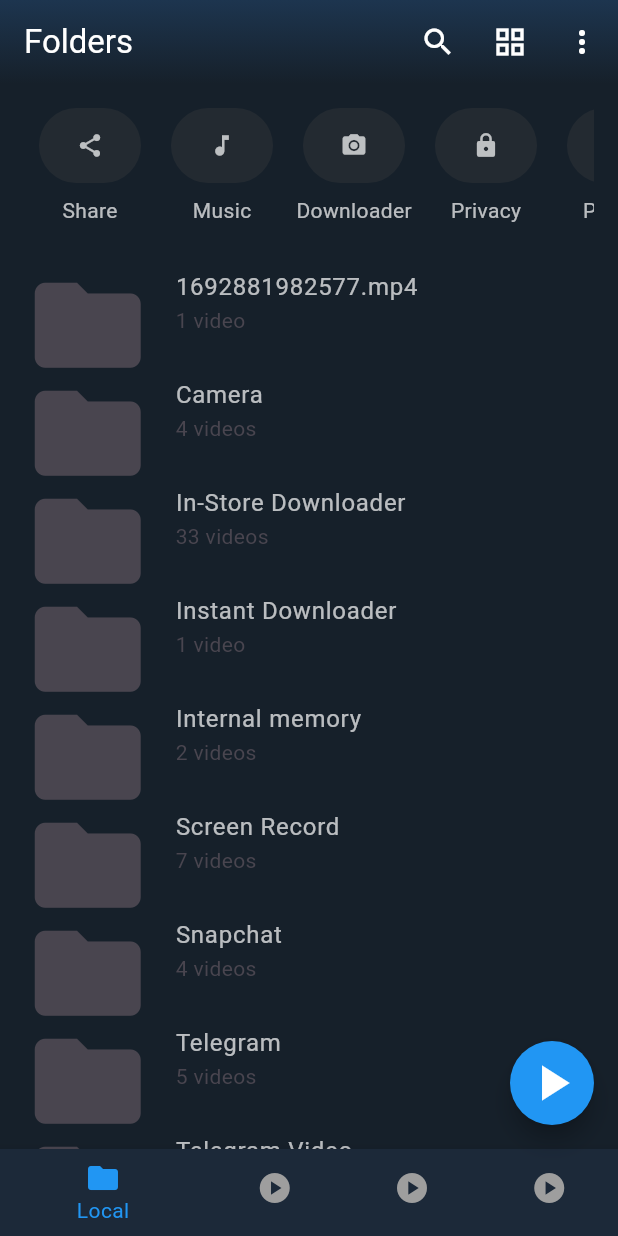
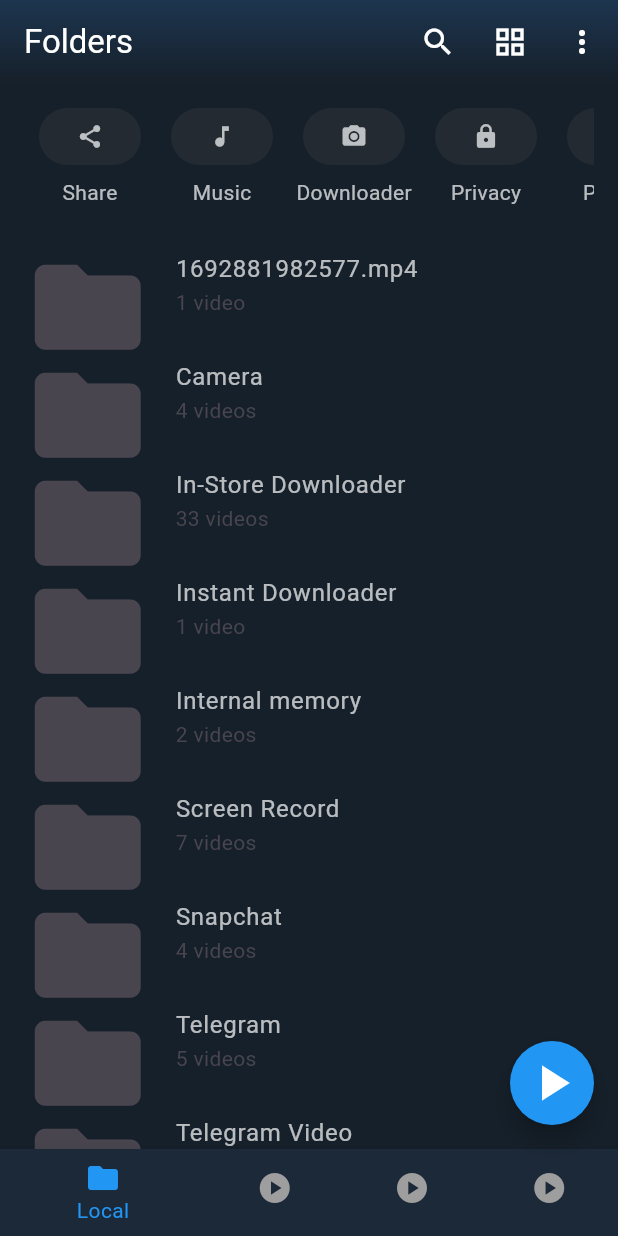
Before and after one commit to MauryaAayush/mx_player_clone, a Flutter app: the screen it shows after launch, on a phone screen of 412 x 824 dp. Run offline on Flutter 3.47's test engine with Material 3 defaults, Android fonts, the phone set to English and light mode, and no system bars; our stand-ins replace cached_network_image, chewie, video_player.

Commit message:
Radhey Radhey

```diff
--- a/lib/Views/Main_Screen.dart
+++ b/lib/Views/Main_Screen.dart
@@ -131,7 +131,6 @@ class _MyHomePageState extends State<MyHomePage> {
       children: <Widget>[
         Container(
           margin: EdgeInsets.symmetric(horizontal: 10),
-            height: 50,
             padding: EdgeInsets.symmetric(vertical: 10,horizontal: 25),
             decoration: BoxDecoration(
                 color: Colors.grey.shade800.withOpacity(0.3),
```
